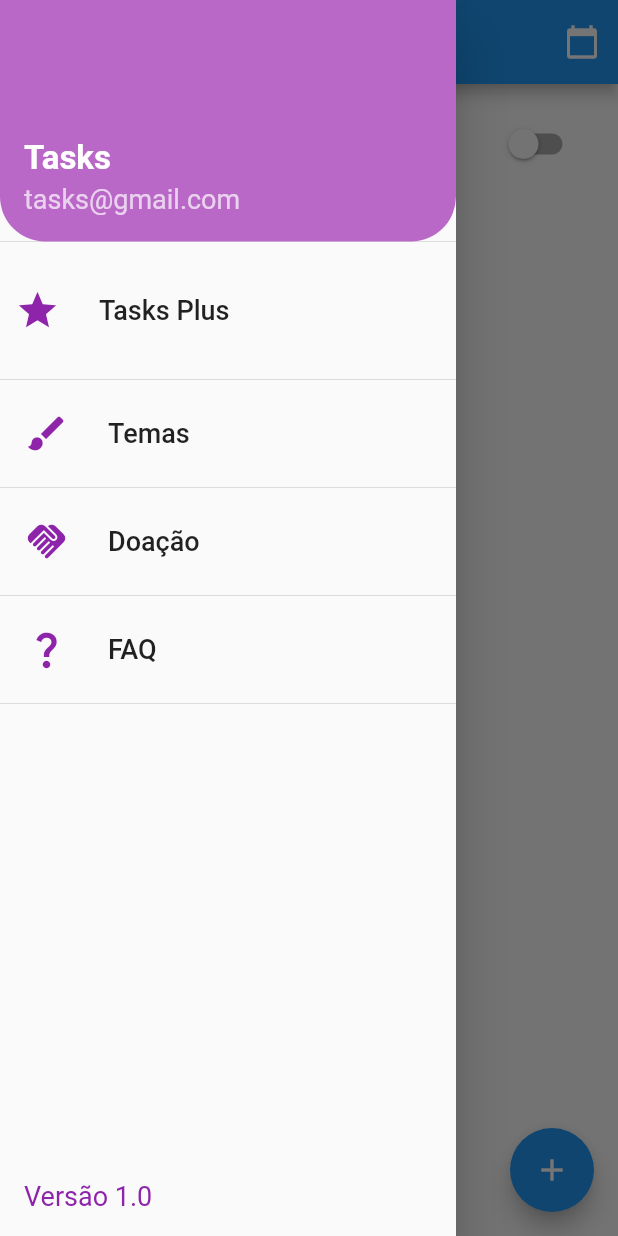
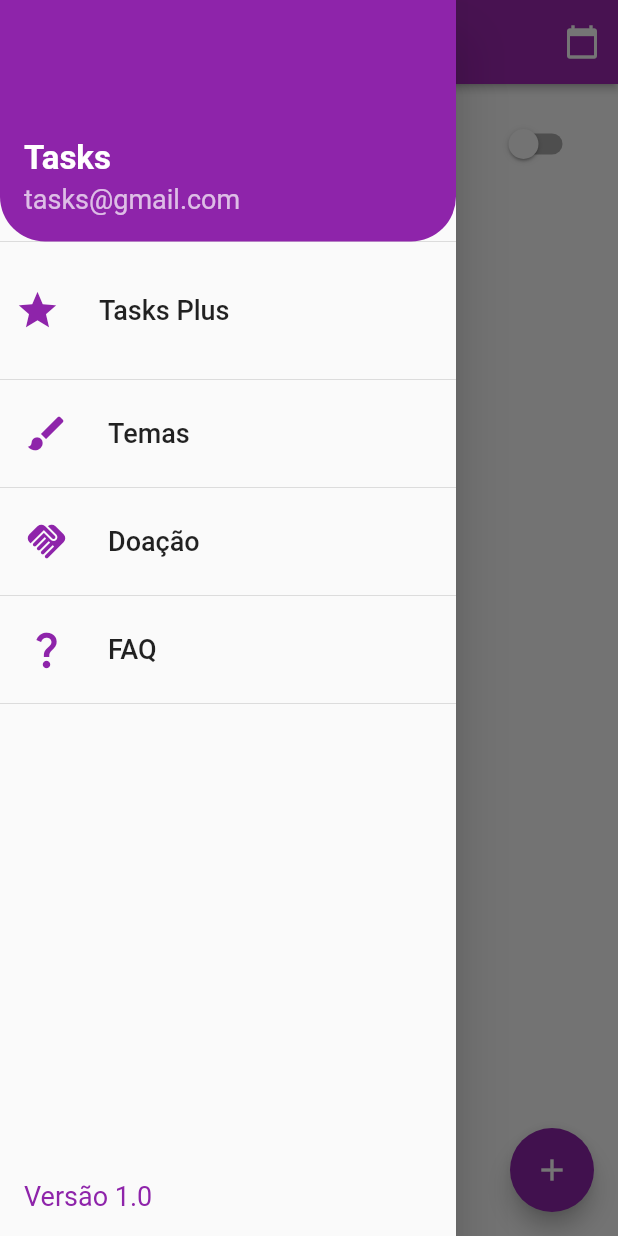
Before and after one commit to eduardoandd/todo_list, a Flutter app: the screen it shows after launch, with the side drawer open, on a phone screen of 412 x 824 dp. Run offline on Flutter 3.47's test engine with Material 2 defaults, Android fonts, the light colour scheme and no system bars; our stand-ins replace calendar_date_picker2, cloud_firestore, firebase_analytics, firebase_core, firebase_messaging, flutter_holo_date_picker and 2 more; missing offline and left inert: day_night_time_picker; accounts and stored records are empty.

Commit message:
alterando estilo do drawer e tasks

```diff
--- a/lib/main.dart
+++ b/lib/main.dart
@@ -46,6 +46,7 @@
     print(err);
   });
   print(fcmToken);
+  MaterialApp();
 
   runApp(const MainApp());
 }
--- a/lib/pages/main_app.dart
+++ b/lib/pages/main_app.dart
@@ -12,16 +12,9 @@
     return MaterialApp(
       title: 'Flutter Demo',
       theme: ThemeData(
-        // This is the theme of your application.
-        //
-        // Try running your application with "flutter run". You'll see the
-        // application has a blue toolbar. Then, without quitting the app, try
-        // changing the primarySwatch below to Colors.green and then invoke
-        // "hot reload" (press "r" in the console where you ran "flutter run",
-        // or simply save your changes to "hot reload" in a Flutter IDE).
-        // Notice that the counter didn't reset back to zero; the application
-        // is not restarted.
-        primarySwatch: Colors.blue,
+        primarySwatch: Colors.purple,
+
+
       ),
       home: const SplashScreen(),
     );
--- a/lib/pages/todo_page.dart
+++ b/lib/pages/todo_page.dart
@@ -1,5 +1,3 @@
-// ignore_for_file: prefer_const_constructors
-
 import 'package:firebase_analytics/firebase_analytics.dart';
 import 'package:flutter/cupertino.dart';
 import 'package:flutter/material.dart';
@@ -12,8 +10,6 @@
 import 'package:cloud_firestore/cloud_firestore.dart';
 import 'package:todo_list/shared/widgets/custom_appbar_widget.dart';
 import 'package:calendar_date_picker2/calendar_date_picker2.dart';
-
-// import 'package:uuid/uuid.dart';
 
 import '../model/todo_model.dart';
 import '../repositories/todo_repositories.dart';
@@ -31,7 +27,7 @@
   var _tasks = <ToDoModel>[];
   var descriptionController = TextEditingController();
   bool justNotCompleted = false;
-  DateTime pickDate = DateTime.now(); // Inicia com a data atual
+  DateTime pickDate = DateTime.now();
   DateFormat dateFormat = DateFormat('dd/MM/yyyy');
   bool _initialized = false;
   bool notification = false;
@@ -45,7 +41,6 @@
 
   final db = FirebaseFirestore.instance;
   String userId = '';
-
 
   @override
   void initState() {
@@ -91,6 +86,7 @@
       ),
       drawer: CustomDrawerWidget(),
       floatingActionButton: FloatingActionButton(
+        backgroundColor: Colors.purple.shade600,
         child: const Icon(Icons.add),
         onPressed: () async {
           descriptionController.text = "";
@@ -126,7 +122,6 @@
           );
         },
       ),
-
       body: PageView(
         controller: _pageController,
         onPageChanged: (index) {
@@ -152,7 +147,8 @@
                     children: [
                       Text(
                         "Apenas não concluídos",
-                        style: TextStyle(fontSize: 18),
+                        style: TextStyle(
+                            fontSize: 18, fontWeight: FontWeight.w500),
                       ),
                       Switch(
                         value: justNotCompleted,
@@ -160,11 +156,13 @@
                           justNotCompleted = value;
                           getTasks();
                         },
+                        activeColor: Colors.purple.shade600,
                       ),
                     ],
                   ),
                 ),
                 Expanded(
+                  child: Container(
                     child: StreamBuilder<QuerySnapshot>(
                       stream: justNotCompleted
                           ? db
@@ -195,10 +193,35 @@
                                       getTasks();
                                     },
                                     key: Key(e.id),
+                                    child: Container(
+                                      margin: EdgeInsets.all(8),
+                                      // padding: EdgeInsets.all(12),
+                                      decoration: BoxDecoration(
+                                          color: task.completed
+                                              ? Colors.purple.shade50
+                                              : Colors.white,
+                                          borderRadius: BorderRadius.circular(20),
+                                          boxShadow: [
+                                            BoxShadow(
+                                                color:
+                                                    Colors.grey.withOpacity(0.2),
+                                                spreadRadius: 1,
+                                                blurRadius: 5,
+                                                offset: Offset(0, 3))
+                                          ]),
                                       child: ListTile(
                                         title: Row(
                                           children: [
-                                          Text(task.description.toString()),
+                                            Expanded(
+                                              child: Text(
+                                                task.description.toString(),
+                                                style: TextStyle(
+                                                  fontSize: 18,
+                                                  fontWeight: FontWeight.w500,
+                                                  // decoration:  task.completed ? TextDecoration.lineThrough : TextDecoration.none
+                                                ),
+                                              ),
+                                            ),
                                           ],
                                         ),
                                         trailing: Switch(
@@ -211,6 +234,7 @@
                                             getTasks();
                                           },
                                           value: task.completed,
+                                          activeColor: Colors.purple.shade500,
                                         ),
                                         onLongPress: () {
                                           descriptionController.text =
@@ -244,10 +268,13 @@
                                           );
                                         },
                                       ),
+                                    ),
                                   );
                                 }).toList(),
                               );
-                      }),
+                      },
+                    ),
+                  ),
                 ),
               ],
             ),
--- a/lib/shared/widgets/custom_alert_dialog.dart
+++ b/lib/shared/widgets/custom_alert_dialog.dart
@@ -49,6 +49,9 @@
   @override
   Widget build(BuildContext context) {
     return AlertDialog(
+      shape: RoundedRectangleBorder(
+        borderRadius:BorderRadius.circular(20),
+      ),
       title: Row(
         mainAxisAlignment: MainAxisAlignment.spaceBetween,
         children: [
@@ -119,7 +122,7 @@
                       children: [
                         Icon(Icons.notifications_rounded,
                             size: 30,
-                            color: notification ? Colors.blue : Colors.grey),
+                            color: notification ? Colors.purple : Colors.grey),
                         Padding(
                           padding: EdgeInsets.all(8.0),
                           child: Text("Adicionar notificação"),
--- a/lib/shared/widgets/custom_appbar_widget.dart
+++ b/lib/shared/widgets/custom_appbar_widget.dart
@@ -4,13 +4,11 @@
 import 'package:flutter_holo_date_picker/flutter_holo_date_picker.dart';
 import 'package:intl/intl.dart';
 
-class CustomAppBarWidget extends StatelessWidget
-    implements PreferredSizeWidget {
+class CustomAppBarWidget extends StatelessWidget implements PreferredSizeWidget {
   final DateTime pickDate;
   final Function(DateTime) onDateSelected;
 
-  const CustomAppBarWidget(
-      {Key? key, required this.pickDate, required this.onDateSelected})
+  const CustomAppBarWidget({Key? key, required this.pickDate, required this.onDateSelected})
       : super(key: key);
 
   @override
@@ -18,10 +16,24 @@
     DateFormat dateFormat = DateFormat('dd/MM/yyyy');
 
     return AppBar(
-      title: Center(child: Text(dateFormat.format(pickDate))),
+      // backgroundColor: Colors.purple.shade600,
+      elevation: 2,
+      title: Center(
+        child: Text(
+          dateFormat.format(pickDate),
+          style: TextStyle(
+            fontSize: 20,
+            fontWeight: FontWeight.w600,
+            color: Colors.white,
+          ),
+        ),
+      ),
       actions: [
         IconButton(
-          icon: Icon(Icons.calendar_today),
+          icon: Icon(
+            Icons.calendar_today,
+            color: Colors.white,
+          ),
           onPressed: () async {
             final selectedDate = await DatePicker.showSimpleDatePicker(
               context,
@@ -32,8 +44,8 @@
               dateFormat: "dd-MMMM-yyyy",
               locale: DateTimePickerLocale.pt_br,
               looping: true,
+              confirmText: "Confirmar",
               cancelText: "Cancelar",
-              confirmText: "Confirmar"
             );
             if (selectedDate != null) {
               onDateSelected(selectedDate);
--- a/lib/shared/widgets/custom_drawer_widget.dart
+++ b/lib/shared/widgets/custom_drawer_widget.dart
@@ -29,7 +29,7 @@
               style: TextStyle(color: Colors.white70, fontSize: 18),
             ),
             decoration: BoxDecoration(
-                color: Colors.purple.shade300,
+                color: Colors.purple.shade600,
                 borderRadius: BorderRadius.only(
                   bottomLeft: Radius.circular(30),
                   bottomRight: Radius.circular(30),
@@ -87,7 +87,6 @@
               fontSize: 18,
               color: Colors.purple.shade600,
               fontWeight: FontWeight.w400
-
             ),),
           ),
 
--- a/pubspec.yaml
+++ b/pubspec.yaml
@@ -42,7 +42,8 @@
   day_night_time_picker: ^1.3.1
   calendar_date_picker2: ^1.1.8
   flutter_holo_date_picker: ^1.1.1
-  google_fonts: ^4.0.4
+  # google_fonts: ^4.0.4
+  fluid_dialog: ^1.1.1
 
 
 
```
Also changed, not shown: pubspec.lock. Lines whose indentation alone changed are shown as unchanged.
